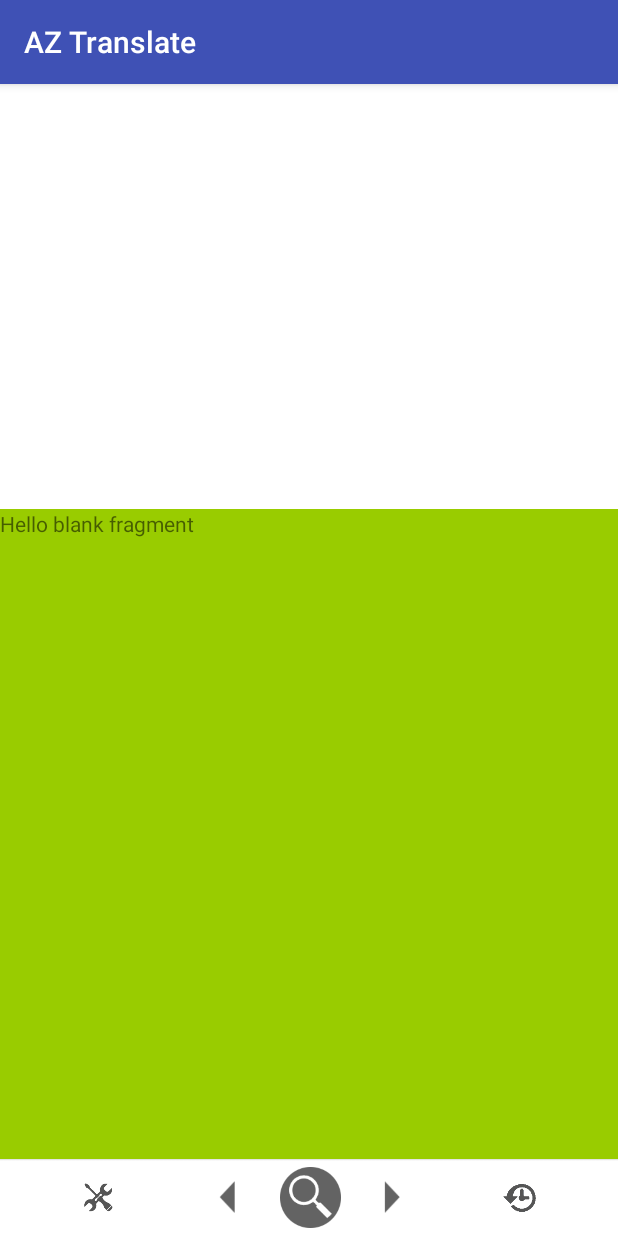
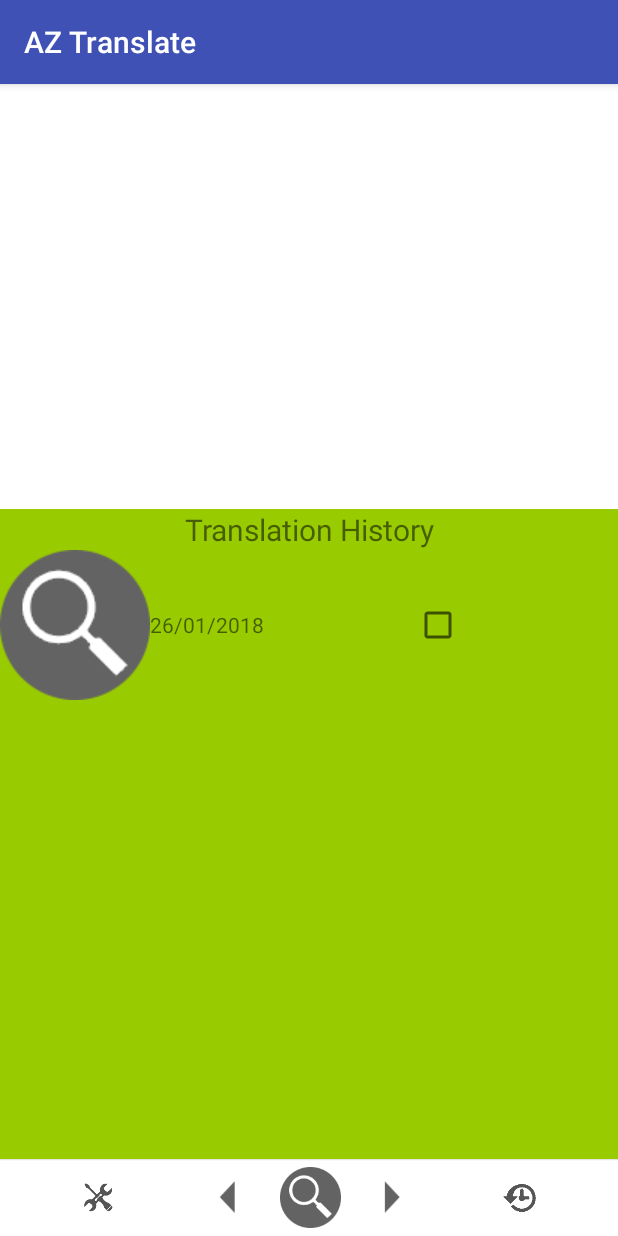
Before and after one commit to lnquy065/OCRTranslate, an Android app: the fragment LanguageFragment placed in its activity, on a phone screen of 412 x 824 dp. Run offline under Robolectric (Android 15) with nearby library versions, the phone set to English and light mode, and no system bars.

Commit message:
Khởi tạo layout cho phần quản lý lịch sử

```diff
--- a/app/src/main/res/layout/fragment_history.xml
+++ b/app/src/main/res/layout/fragment_history.xml
@@ -6,9 +6,39 @@
     tools:context="com.bitstudio.aztranslate.LanguageFragment">
 
     <!-- TODO: Update blank fragment layout -->
-    <TextView
+    <RelativeLayout
         android:layout_width="match_parent"
-        android:layout_height="match_parent"
-        android:text="@string/hello_blank_fragment" />
+        android:layout_height="match_parent">
+        <TextView
+            android:layout_width="match_parent"
+            android:layout_height="wrap_content"
+            android:text="Translation History"
+            android:textSize="20dp"
+            android:gravity="center_horizontal"
+            android:id="@+id/title"/>
+        <LinearLayout
+            android:layout_width="match_parent"
+            android:layout_height="wrap_content"
+            android:layout_below="@+id/title"
+            android:id="@+id/screenshotList">
+            <ImageView
+                android:layout_width="wrap_content"
+                android:layout_height="wrap_content"
+                android:id="@+id/screenshotPreView"
+                android:src="@drawable/btn_float"/>
+            <TextView
+                android:layout_width="wrap_content"
+                android:layout_height="wrap_content"
+                android:layout_gravity="center"
+                android:id="@+id/infomationView"
+                android:text="26/01/2018"/>
+            <CheckBox
+                android:layout_width="wrap_content"
+                android:layout_height="wrap_content"
+                android:id="@+id/checkScreenshot"
+                android:layout_gravity="center"
+                android:layout_marginLeft="100dp"/>
+        </LinearLayout>
+    </RelativeLayout>
 
 </FrameLayout>
```
